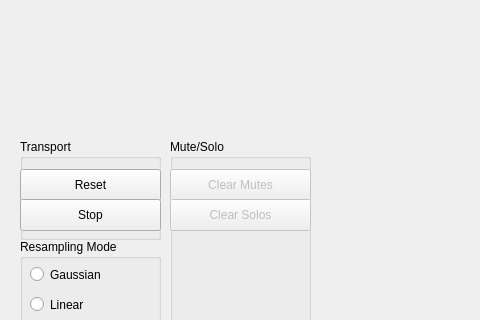
The window that MainWindow.ui (yupferris/snes-apu-dbg) describes before a commit, drawn with Qt 5; both pictures show x 510 to 990 and y 210 to 530 of the 1130 by 530 pixel window.
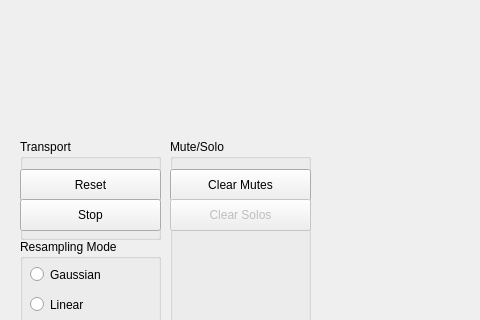
The same window after the commit.

Commit message:
Made clear mutes button work
Fixes #5

Patch:
```diff
--- a/MainWindow.ui
+++ b/MainWindow.ui
@@ -202,7 +202,7 @@
     </property>
     <widget class="QPushButton" name="clearMutesButton">
      <property name="enabled">
-      <bool>false</bool>
+      <bool>true</bool>
      </property>
      <property name="geometry">
       <rect>
```
The commit also changes 6 other files.
